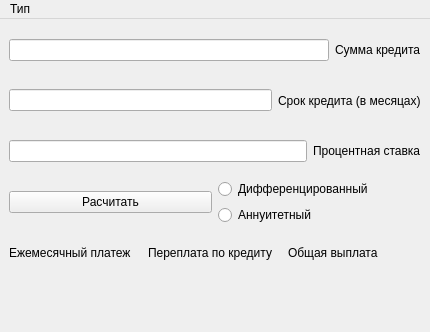
This is calcul/credit_window.ui in Tvix57/mycalc as Qt 5 draws it before an edit. The edited form follows.
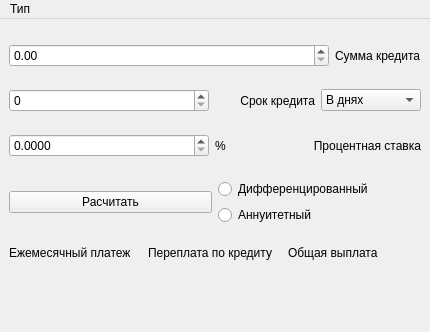
This is the edited form.

Patch:
```diff
--- a/calcul/credit_window.ui
+++ b/calcul/credit_window.ui
@@ -22,7 +22,20 @@
         <item>
          <layout class="QHBoxLayout" name="horizontalLayout_3">
           <item>
-           <widget class="QLineEdit" name="line_summ"/>
+           <widget class="QDoubleSpinBox" name="sum_doubleSpinBox">
+            <property name="sizePolicy">
+             <sizepolicy hsizetype="Expanding" vsizetype="Fixed">
+              <horstretch>0</horstretch>
+              <verstretch>0</verstretch>
+             </sizepolicy>
+            </property>
+            <property name="maximum">
+             <double>10000000000000000905969664.000000000000000</double>
+            </property>
+            <property name="singleStep">
+             <double>0.010000000000000</double>
+            </property>
+           </widget>
           </item>
           <item>
            <widget class="QLabel" name="label_summ">
@@ -36,13 +49,57 @@
         <item>
          <layout class="QHBoxLayout" name="horizontalLayout_2">
           <item>
-           <widget class="QLineEdit" name="line_day"/>
+           <widget class="QSpinBox" name="term_spinBox">
+            <property name="sizePolicy">
+             <sizepolicy hsizetype="Fixed" vsizetype="Fixed">
+              <horstretch>0</horstretch>
+              <verstretch>0</verstretch>
+             </sizepolicy>
+            </property>
+            <property name="minimumSize">
+             <size>
+              <width>200</width>
+              <height>0</height>
+             </size>
+            </property>
+            <property name="maximumSize">
+             <size>
+              <width>200</width>
+              <height>16777215</height>
+             </size>
+            </property>
+            <property name="maximum">
+             <number>999999999</number>
+            </property>
+           </widget>
           </item>
           <item>
            <widget class="QLabel" name="label_day">
             <property name="text">
-             <string>Срок кредита (в месяцах)</string>
+             <string>Срок кредита</string>
             </property>
+            <property name="alignment">
+             <set>Qt::AlignRight|Qt::AlignTrailing|Qt::AlignVCenter</set>
+            </property>
+           </widget>
+          </item>
+          <item>
+           <widget class="QComboBox" name="period_comboBox">
+            <item>
+             <property name="text">
+              <string>В днях</string>
+             </property>
+            </item>
+            <item>
+             <property name="text">
+              <string>В месяцах</string>
+             </property>
+            </item>
+            <item>
+             <property name="text">
+              <string>В годах</string>
+             </property>
+            </item>
            </widget>
           </item>
          </layout>
@@ -50,13 +107,60 @@
         <item>
          <layout class="QHBoxLayout" name="horizontalLayout">
           <item>
-           <widget class="QLineEdit" name="line_proc"/>
+           <widget class="QDoubleSpinBox" name="proc_doubleSpinBox">
+            <property name="sizePolicy">
+             <sizepolicy hsizetype="Fixed" vsizetype="Fixed">
+              <horstretch>0</horstretch>
+              <verstretch>0</verstretch>
+             </sizepolicy>
+            </property>
+            <property name="minimumSize">
+             <size>
+              <width>200</width>
+              <height>0</height>
+             </size>
+            </property>
+            <property name="maximumSize">
+             <size>
+              <width>200</width>
+              <height>16777215</height>
+             </size>
+            </property>
+            <property name="decimals">
+             <number>4</number>
+            </property>
+            <property name="singleStep">
+             <double>0.000100000000000</double>
+            </property>
+           </widget>
+          </item>
+          <item>
+           <widget class="QLabel" name="label">
+            <property name="sizePolicy">
+             <sizepolicy hsizetype="Minimum" vsizetype="Preferred">
+              <horstretch>0</horstretch>
+              <verstretch>0</verstretch>
+             </sizepolicy>
+            </property>
+            <property name="text">
+             <string>%</string>
+            </property>
+           </widget>
           </item>
           <item>
            <widget class="QLabel" name="label_proc">
+            <property name="sizePolicy">
+             <sizepolicy hsizetype="Expanding" vsizetype="Preferred">
+              <horstretch>0</horstretch>
+              <verstretch>0</verstretch>
+             </sizepolicy>
+            </property>
             <property name="text">
              <string>Процентная ставка</string>
             </property>
+            <property name="alignment">
+             <set>Qt::AlignRight|Qt::AlignTrailing|Qt::AlignVCenter</set>
+            </property>
            </widget>
           </item>
          </layout>
```
Left out of the diff: 2 changed lines with no effect on the pictures.
